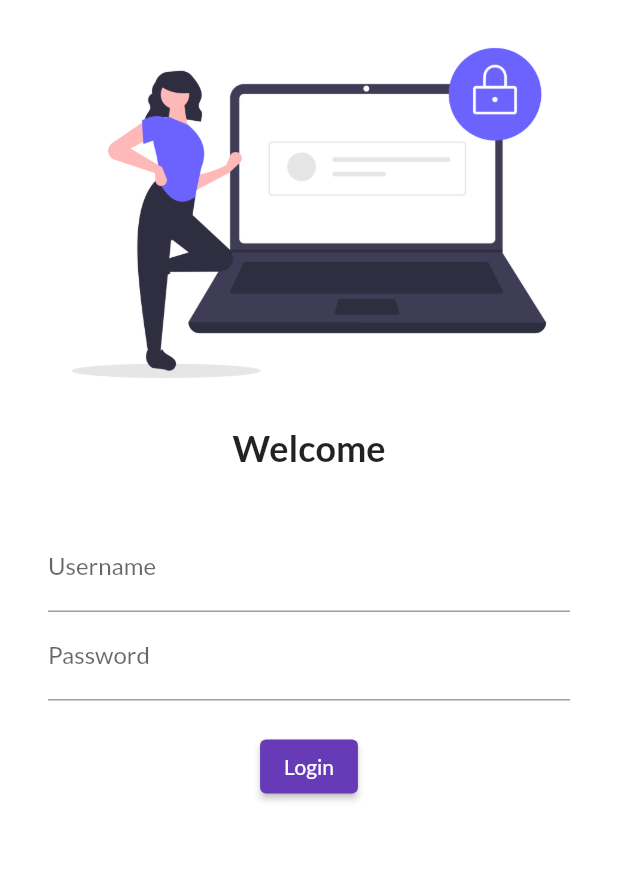
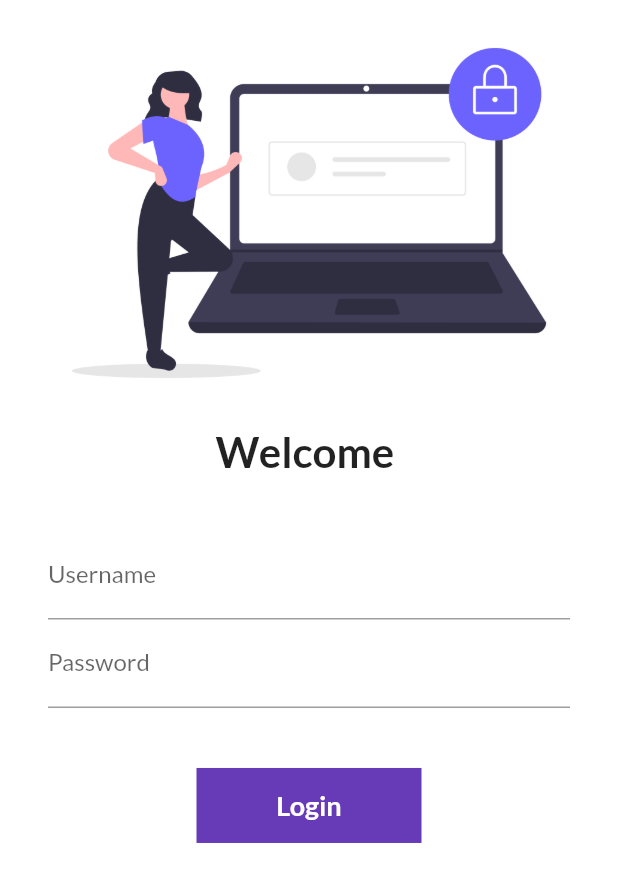
Before and after one commit to NoobDeveloper412/Catalog-App, a Flutter app: the screen it shows after launch, on a phone screen of 412 x 824 dp. Shown: the top 882 px of the screen. Run offline on Flutter 3.47's test engine with Material 2 defaults, Android fonts, the phone set to English and light mode, and no system bars; our stand-ins replace google_fonts.

Commit message:
Added the logina dn home routes and created the login screen with some functionalities.

```diff
--- a/lib/main.dart
+++ b/lib/main.dart
@@ -1,5 +1,6 @@
 import 'package:catalog_app/screens/HomePage.dart';
 import 'package:catalog_app/screens/LoginPage.dart';
+import 'package:catalog_app/utils/routes.dart';
 import 'package:flutter/material.dart';
 import 'package:google_fonts/google_fonts.dart';
 // import 'package:flutter_catalog/screens/login_page.dart';
@@ -17,6 +18,7 @@ class MyApp extends StatelessWidget {
     // BuildContext and Context are used because as we know that the flutter language works on a tree design, these works as a data locator
     return MaterialApp(
       themeMode: ThemeMode.light,
+      // debugShowCheckedModeBanner: false,
       theme: ThemeData(
         primarySwatch: Colors.deepPurple,
         fontFamily: GoogleFonts.lato().fontFamily,
@@ -27,8 +29,8 @@ class MyApp extends StatelessWidget {
       ),
       initialRoute: '/login',
       routes:{
-       "/home":(context) => HomePage(),
-        "/login":(context) => LoginPage(),
+       DefaultRoutes.homeRoute:(context) => HomePage(),
+        DefaultRoutes.loginRoute:(context) => const LoginPage(),
       },
     );
   }
--- a/lib/screens/HomePage.dart
+++ b/lib/screens/HomePage.dart
@@ -1,20 +1,23 @@
 import 'package:flutter/material.dart';
 
 class HomePage extends StatelessWidget {
-final int days  = 3;
-final String name ='Muhammad Zuhair';
+  final int days = 3;
+  final String name = 'Muhammad Zuhair';
+
+  const HomePage({Key? key}) : super(key: key);
+
   @override
   Widget build(BuildContext context) {
-    return  Scaffold(
-      appBar:AppBar(
-        title: Text('Catalog App'),
+    return Scaffold(
+      appBar: AppBar(
+        title: const Text('Catalog App'),
       ),
       body: Center(
         child: Container(
-            child: Text("Welcome to the day ${days} by ${name}"),
+          child: Text("Welcome to the day ${days} by ${name}"),
+        ),
       ),
-    ),
-    drawer: Drawer(),
+      drawer: Drawer(),
     );
   }
 }
--- a/lib/screens/LoginPage.dart
+++ b/lib/screens/LoginPage.dart
@@ -1,47 +1,101 @@
+import 'package:catalog_app/utils/routes.dart';
 import 'package:flutter/material.dart';
 
-class LoginPage extends StatelessWidget {
+class LoginPage extends StatefulWidget {
   const LoginPage({Key? key}) : super(key: key);
 
   @override
+  State<LoginPage> createState() => _LoginPageState();
+}
+
+class _LoginPageState extends State<LoginPage> {
+  String userName = "";
+  bool changeButton = false;
+  var animationDuration = 0.5;
+
+  @override
   Widget build(BuildContext context) {
-    return  Material(
+    return Material(
         color: Colors.white,
+        child: SingleChildScrollView(
             child: Column(
               children: [
-          Image.asset('assets/images/undraw_secure_login_pdn4.png',
+                Image.asset(
+                  'assets/images/undraw_secure_login_pdn4.png',
                   fit: BoxFit.cover,
                 ),
-          const Text("Welcome", style: TextStyle(
-            fontSize: 24,
+                Text(
+                  "Welcome $userName",
+                  style: const TextStyle(
+                    fontSize: 28,
                     fontWeight: FontWeight.bold,
                   ),
                 ),
                 const SizedBox(
                   height: 20,
                 ),
-        Padding(padding: const EdgeInsets.symmetric(vertical: 16.0,horizontal: 32.0),child: Column(children: [
+                Padding(
+                  padding:
+                  const EdgeInsets.symmetric(vertical: 16.0, horizontal: 32.0),
+                  child: Column(
+                    children: [
                       TextFormField(
                           decoration: const InputDecoration(
                               hintText: "Enter username.",
-                labelText:"Username"
-            ),
-
-          ),
+                              labelText: "Username"),
+                          onChanged: (value) {
+                            setState(() {
+                              userName = value;
+                            });
+                          }),
                       TextFormField(
                         obscureText: true,
                         decoration: const InputDecoration(
-                hintText: "Enter password.",
-                labelText:"Password"
+                            hintText: "Enter password.", labelText: "Password"),
+                      ),
+                      const SizedBox(height: 40),
+                      // ElevatedButton(
+                      //   onPressed: () {
+                      //     // print('Hey, Zuhair!');
+                      //   },
+                      //   child: const Text("Login"),
+                      //   style:
+                      //   TextButton.styleFrom(minimumSize: const Size(100, 40)),
+                      // )
+                      InkWell(
+                        onTap: () async {
+                          setState(() {
+                            changeButton = true;
+                          });
+                          await Future.delayed(Duration(seconds: 1));
+                          Navigator.pushNamed(context, DefaultRoutes.homeRoute);
+                        },
+                        child: AnimatedContainer(
+                          duration: Duration(milliseconds: 500),
+                          width: changeButton ? 50 : 150,
+                          height: 50,
+                          alignment: Alignment.center,
+                          child: changeButton
+                              ? Icon(Icons.done, color: Colors.white)
+                              : const Text(
+                            'Login',
+                            style: TextStyle(
+                              color: Colors.white,
+                              fontWeight: FontWeight.bold,
+                              fontSize: 18,
                             ),
                           ),
-          SizedBox(height: 20),
-          ElevatedButton(onPressed: (){print('Hey, Zuhair!');}, child: const Text("Login"), style: TextButton.styleFrom(),)
+                          decoration: BoxDecoration(
+                              color: Colors.deepPurple,
+                              // shape: changeButton ? BoxShape.circle : BoxShape.rectangle,
+                              borderRadius:
+                              BorderRadius.circular(changeButton ? 50 : 0)),
+                        ),
+                      ),
                     ],
+                  ),
                 )
-          ,)
               ],
-      )
-    );
+            )));
   }
 }
--- /dev/null
+++ b/lib/utils/routes.dart
@@ -0,0 +1,4 @@
+class DefaultRoutes{
+  static String loginRoute = "/login";
+  static String homeRoute = "/home";
+}
```
Lines whose indentation alone changed are shown as unchanged.
